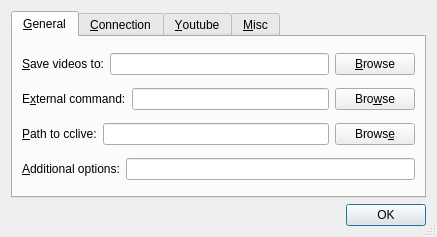
Qt form rc/prefsdlg.ui (guendto/abby) before a commit.
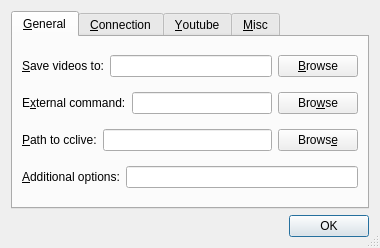
The same form after that commit.

Commit message: Tweaked default window sizes.

Patch:
```diff
--- a/rc/prefsdlg.ui
+++ b/rc/prefsdlg.ui
@@ -9,8 +9,8 @@
    <rect>
     <x>0</x>
     <y>0</y>
-    <width>437</width>
-    <height>237</height>
+    <width>380</width>
+    <height>248</height>
    </rect>
   </property>
   <property name="windowTitle" >
```
Left out of the diff: 1 changed line with no effect on the pictures. The commit also changes 1 other file.
